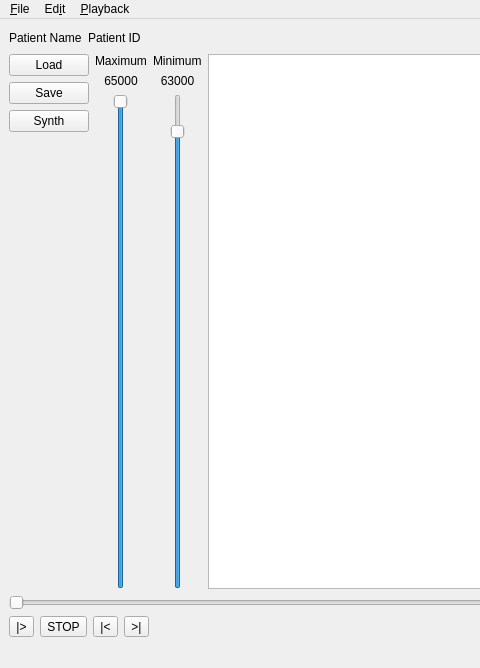
The window that src/ise/iqt_main_window.ui (simonoxen/plastimatch) describes before a commit, drawn with Qt 5; both pictures show x 0 to 480 and y 0 to 668 of the 964 by 668 pixel window.
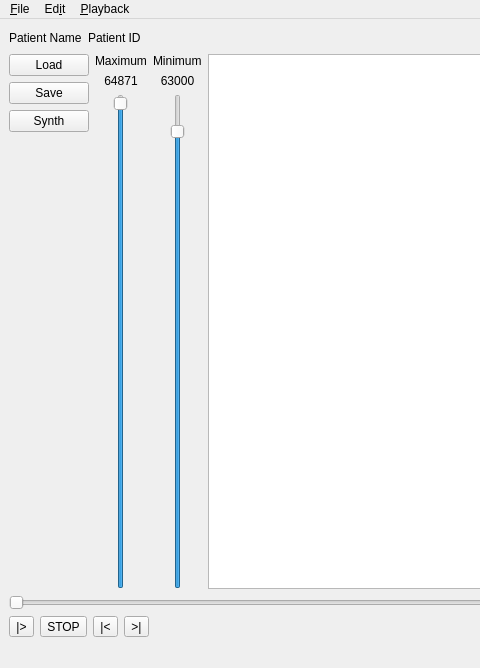
The same window after the commit. Custom widgets are drawn as their Qt base class.

Patch:
```diff
--- a/src/ise/iqt_main_window.ui
+++ b/src/ise/iqt_main_window.ui
@@ -112,7 +112,7 @@
           <item>
            <widget class="QLabel" name="max_val">
             <property name="text">
-             <string>65000</string>
+             <string>64871</string>
             </property>
             <property name="scaledContents">
              <bool>false</bool>
@@ -144,7 +144,7 @@
              <number>50</number>
             </property>
             <property name="value">
-             <number>65000</number>
+             <number>64871</number>
             </property>
             <property name="tracking">
              <bool>true</bool>
```
